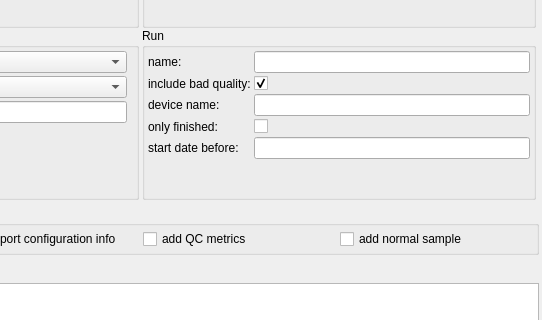
Old version of the form src/GSvar/SampleSearchWidget.ui in the repository imgag/ngs-bits; both pictures show x 658 to 1200 and y 150 to 470 of the 1200 by 800 pixel window.
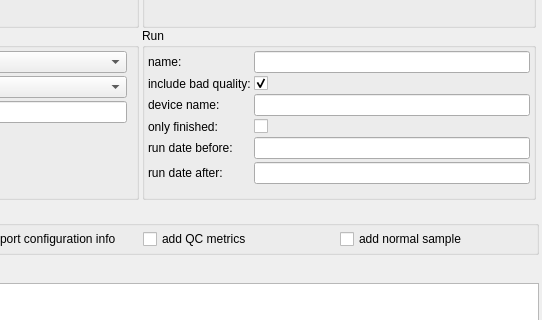
New version of the form. Icons and pictures are not drawn. Custom widgets are drawn as their Qt base class.

Commit message: GSvar/NGSDExportSamples: added parameter 'run date after' in sample search

Diff of the .ui file:
```diff
--- a/src/GSvar/SampleSearchWidget.ui
+++ b/src/GSvar/SampleSearchWidget.ui
@@ -519,12 +519,25 @@
              <string>&lt;html&gt;&lt;head/&gt;&lt;body&gt;&lt;p&gt;Run start date before or equal to the given date.&lt;br/&gt;Use ISO format: YYYY-MM-DD&lt;/p&gt;&lt;/body&gt;&lt;/html&gt;</string>
             </property>
             <property name="text">
-             <string>start date before:</string>
+             <string>run date before:</string>
             </property>
            </widget>
           </item>
           <item row="5" column="1">
-           <widget class="QLineEdit" name="r_run_start_date"/>
+           <widget class="QLineEdit" name="r_date_before"/>
+          </item>
+          <item row="6" column="0">
+           <widget class="QLabel" name="label_25">
+            <property name="toolTip">
+             <string>&lt;html&gt;&lt;head/&gt;&lt;body&gt;&lt;p&gt;Run start date before or equal to the given date.&lt;br/&gt;Use ISO format: YYYY-MM-DD&lt;/p&gt;&lt;/body&gt;&lt;/html&gt;</string>
+            </property>
+            <property name="text">
+             <string>run date after:</string>
+            </property>
+           </widget>
+          </item>
+          <item row="6" column="1">
+           <widget class="QLineEdit" name="r_date_after"/>
           </item>
          </layout>
         </widget>
```
The commit also changes 7 other files.
